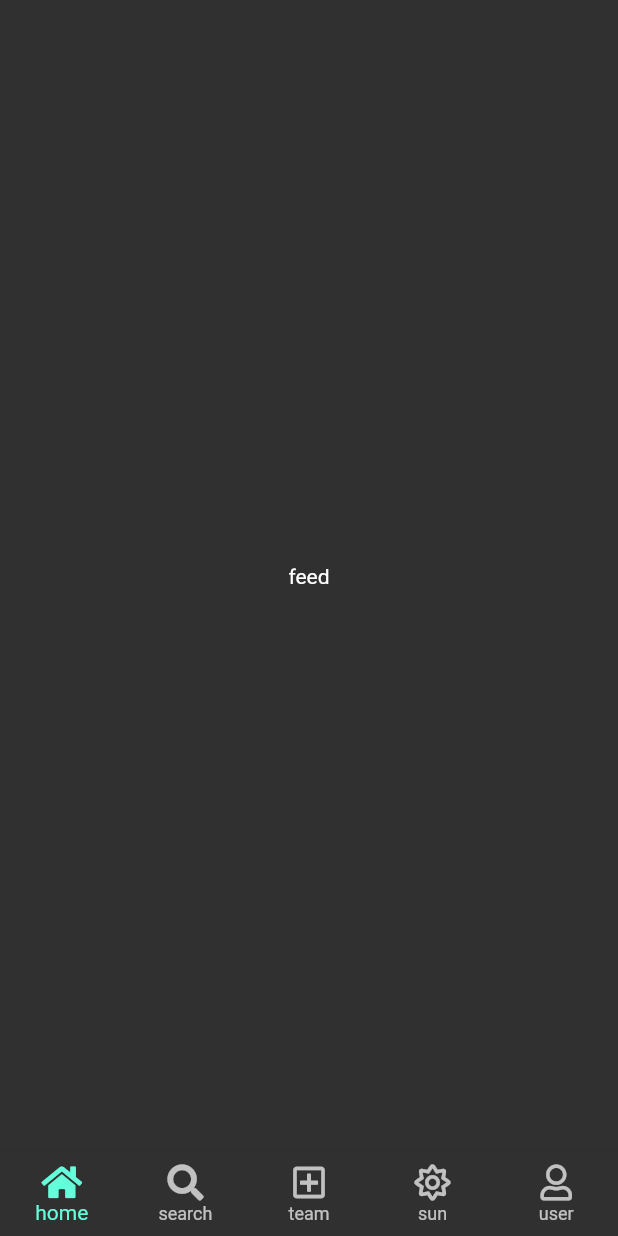
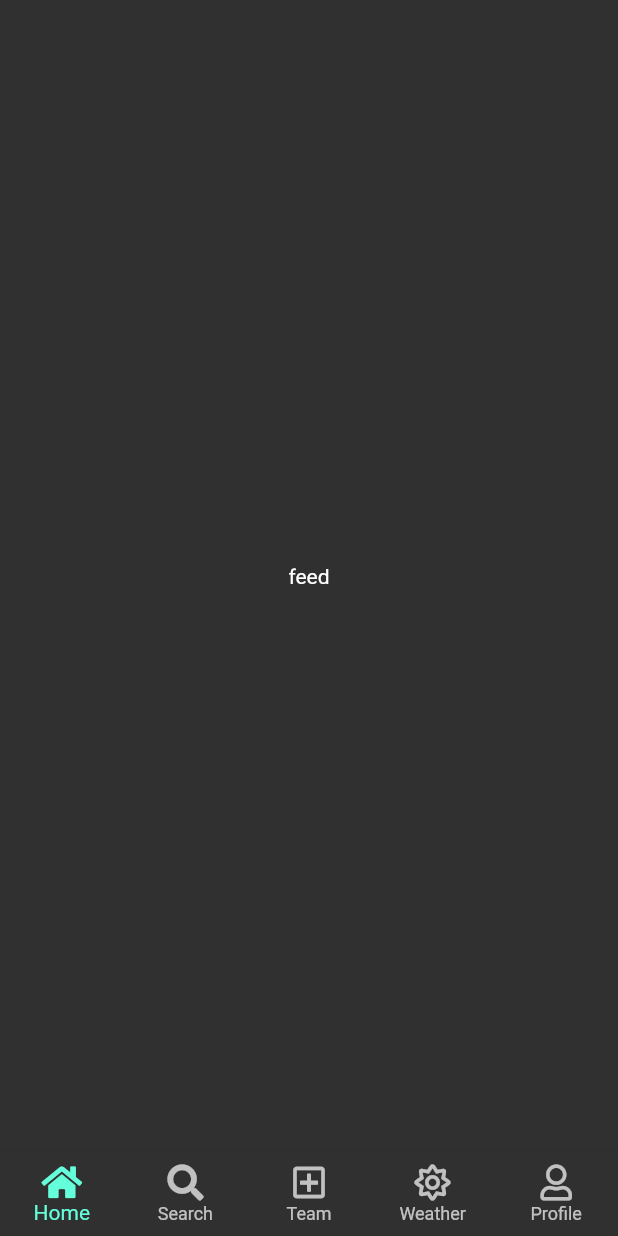
Before and after one commit to 98-7373/surfing_sns, a Flutter app: the screen it shows after launch, on a phone screen of 412 x 824 dp. Run offline on Flutter 3.47's test engine with Material 2 defaults, Android fonts, the phone set to English and light mode, and no system bars; our stand-ins replace font_awesome_flutter; Roboto replaces fonts that are missing (NotoSansJP_Medium).

Commit message:
ファイル作成

```diff
--- a/lib/screen/home_screen.dart
+++ b/lib/screen/home_screen.dart
@@ -27,6 +27,7 @@ void initState() {
   super.initState();
 }
 
+
   @override
   Widget build(BuildContext context) {
     return Scaffold(
@@ -42,23 +43,23 @@ void initState() {
         items: [
           BottomNavigationBarItem(
               icon: FaIcon(FontAwesomeIcons.home),
-              label: ("home"),
+              label: ("Home"),
           ),
           BottomNavigationBarItem(
             icon: FaIcon(FontAwesomeIcons.search),
-            label: ("search"),
+            label: ("Search"),
           ),
           BottomNavigationBarItem(
             icon: FaIcon(FontAwesomeIcons.plusSquare),
-            label: ("team"),
+            label: ("Team"),
           ),
           BottomNavigationBarItem(
             icon: FaIcon(FontAwesomeIcons.sun),
-            label: ("sun"),
+            label: ("Weather"),
           ),
           BottomNavigationBarItem(
             icon: FaIcon(FontAwesomeIcons.user),
-            label: ("user"),
+            label: ("Profile"),
           ),
         ],
       ),
```
Also changed, not shown: lib/screen/login_screen.dart (added, +14 -0 lines), lib/di/providers.dart (added), lib/viewmodel/login_view_model.dart (added), 1 other file.
